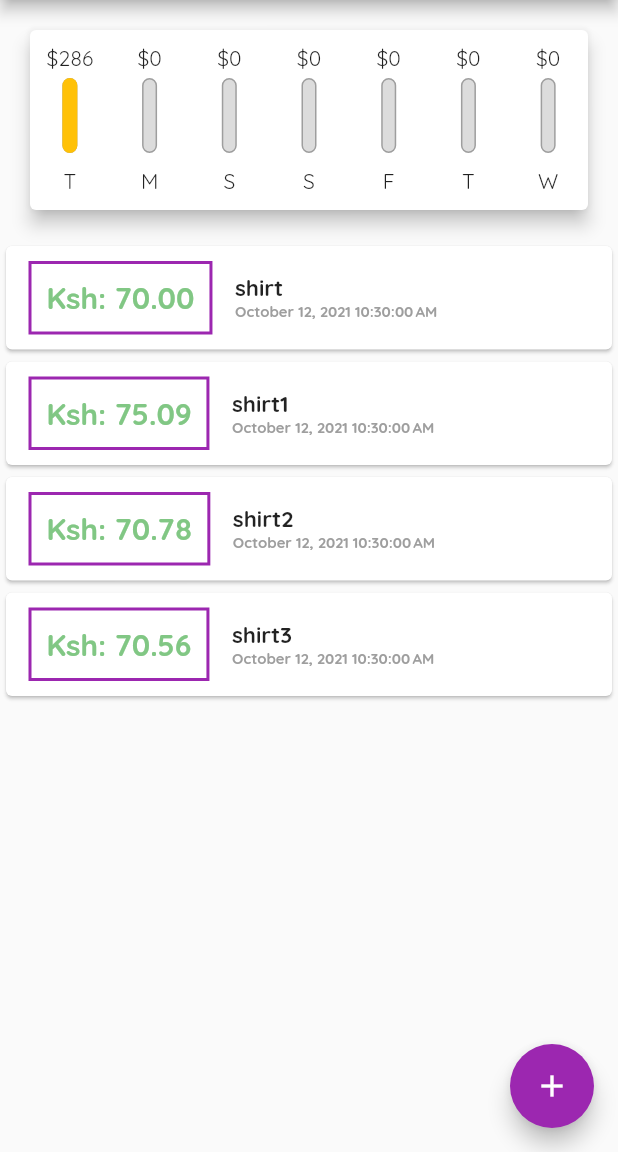
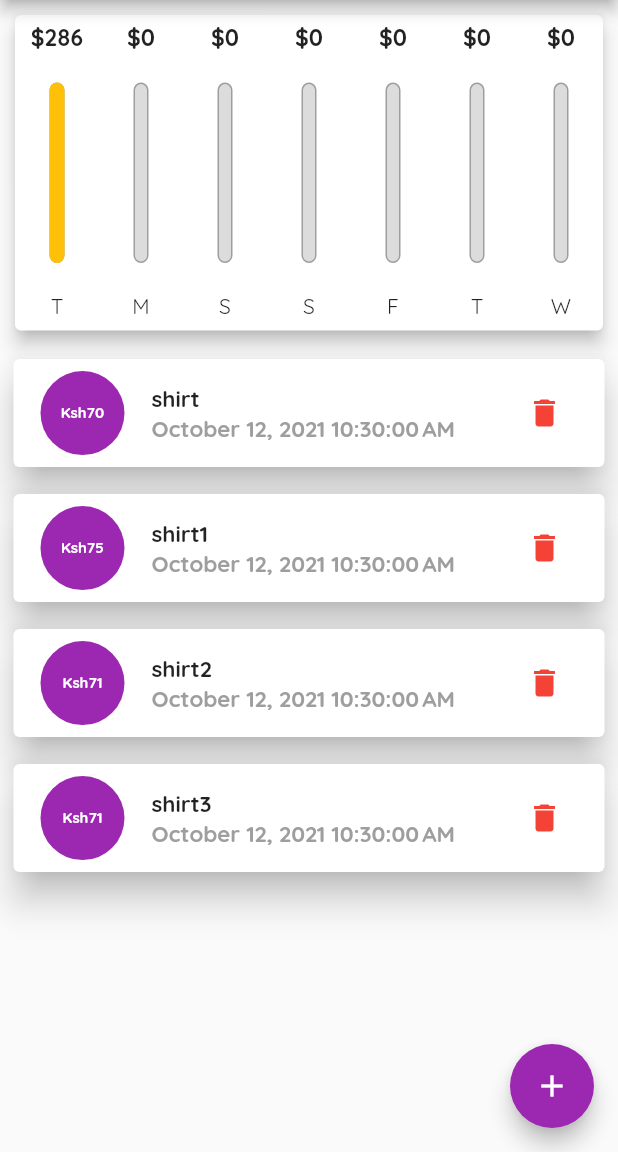
Before and after one commit to joekingsleyMukundi/personalFinaceApp, a Flutter app: the screen it shows after launch, on a phone screen of 412 x 824 dp, the part 84-1236 px from its top. Run offline on Flutter 3.47's test engine with Material 2 defaults, Android fonts, the phone set to English and light mode, and no system bars.

Commit message:
making the app adaptive

```diff
--- a/lib/main.dart
+++ b/lib/main.dart
@@ -1,6 +1,7 @@
 import 'dart:ui';
 
 import 'package:am_rich/widgets/chart.dart';
+import 'package:flutter/services.dart';
 
 import './widgets/input_transactions.dart';
 import './models/trasaction.dart';
@@ -8,6 +9,13 @@ import './widgets/transaction_list.dart';
 import 'package:flutter/material.dart';
 
 void main() {
+  WidgetsFlutterBinding.ensureInitialized();
+  SystemChrome.setPreferredOrientations(
+    [
+      DeviceOrientation.portraitUp,
+      DeviceOrientation.portraitDown,
+    ],
+  );
   runApp(MyApp());
 }
 
@@ -34,9 +42,9 @@ class _MyAppState extends State<MyApp> {
     }).toList();
   }
 
-  void _addTransaction(String title, double amount) {
+  void _addTransaction(String title, double amount, DateTime choosenDate) {
     var newTransaction = Transaction(
-        id: DateTime.now(), title: title, amount: amount, date: DateTime.now());
+        id: DateTime.now(), title: title, amount: amount, date: choosenDate);
 
     setState(
       () {
@@ -45,29 +53,38 @@ class _MyAppState extends State<MyApp> {
     );
   }
 
-  @override
-  Widget build(BuildContext context) {
+  void deleteTransaction(Id) {
+    setState(
+      () {
+        transactions.removeWhere(
+          (element) {
+            return element.id == Id;
+          },
+        );
+      },
+    );
+  }
+
   void startAddNewTransaction(BuildContext context) {
     showModalBottomSheet(
       context: context,
       builder: (context) {
-          return InputTransactions(_addTransaction);
+        return SingleChildScrollView(
+          child: Container(
+              padding: EdgeInsets.only(
+                  top: 10,
+                  left: 10,
+                  right: 10,
+                  bottom: MediaQuery.of(context).viewInsets.bottom + 10),
+              child: InputTransactions(_addTransaction)),
+        );
       },
     );
   }
 
-    return MaterialApp(
-      title: 'Personal Expenses',
-      theme: ThemeData(
-          primaryColor: Colors.amber,
-          accentColor: Colors.purple,
-          fontFamily: 'Quicksand',
-          appBarTheme: AppBarTheme(
-              textTheme: ThemeData.light()
-                  .textTheme
-                  .copyWith(title: TextStyle(fontFamily: 'OpenSans')))),
-      home: Scaffold(
-        appBar: AppBar(
+  @override
+  Widget build(BuildContext context) {
+    var appBar = AppBar(
       title: Text('Personal Expenses'),
       actions: [
         Builder(
@@ -77,19 +94,57 @@ class _MyAppState extends State<MyApp> {
                 },
                 icon: Icon(Icons.add))),
       ],
-        ),
-        body: SingleChildScrollView(
+    );
+    var bodyStructrure = SafeArea(
+      child: Builder(
+        builder: (context) => Container(
+          height: (MediaQuery.of(context).size.height -
+                  appBar.preferredSize.height -
+                  MediaQuery.of(context).padding.top) *
+              1,
           child: Column(
             // mainAxisAlignment: MainAxisAlignment.spaceAround,
             // crossAxisAlignment: CrossAxisAlignment.stretch,
-
             children: [
-              Container(
-                  width: double.infinity, child: Chart(recentTransaction)),
-              TransactionList(transactions),
+              Builder(
+                builder: (context) => Container(
+                  width: double.infinity,
+                  height: (MediaQuery.of(context).size.height -
+                          appBar.preferredSize.height -
+                          MediaQuery.of(context).padding.top) *
+                      0.3,
+                  child: Chart(recentTransaction),
+                ),
+              ),
+              Builder(
+                builder: (context) => Container(
+                  height: (MediaQuery.of(context).size.height -
+                          appBar.preferredSize.height -
+                          MediaQuery.of(context).padding.top) *
+                      0.661,
+                  child: TransactionList(transactions, deleteTransaction),
+                ),
+              ),
             ],
           ),
         ),
+      ),
+    );
+    return MaterialApp(
+      title: 'Personal Expenses',
+      theme: ThemeData(
+        primaryColor: Colors.amber,
+        accentColor: Colors.purple,
+        fontFamily: 'Quicksand',
+        appBarTheme: AppBarTheme(
+          textTheme: ThemeData.light().textTheme.copyWith(
+              title: TextStyle(fontFamily: 'OpenSans'),
+              button: TextStyle(color: Colors.white)),
+        ),
+      ),
+      home: Scaffold(
+        appBar: appBar,
+        body: bodyStructrure,
         floatingActionButton: Builder(
           builder: (context) => FloatingActionButton(
             child: Icon(Icons.add),
--- a/lib/widgets/chart.dart
+++ b/lib/widgets/chart.dart
@@ -42,7 +42,7 @@ class Chart extends StatelessWidget {
     print(groupedTransactionsValues);
     return Card(
       elevation: 5,
-      margin: EdgeInsets.all(20),
+      margin: EdgeInsets.all(10),
       child: Container(
         child: Row(
           mainAxisAlignment: MainAxisAlignment.spaceAround,
@@ -51,7 +51,7 @@ class Chart extends StatelessWidget {
               return Flexible(
                 fit: FlexFit.tight,
                 child: Container(
-                  padding: EdgeInsets.all(10),
+                  padding: EdgeInsets.all(5),
                   child: ChartBar(
                       transactiondata['day'],
                       transactiondata['amount'],
--- a/lib/widgets/chart_bar.dart
+++ b/lib/widgets/chart_bar.dart
@@ -8,14 +8,24 @@ class ChartBar extends StatelessWidget {
 
   @override
   Widget build(BuildContext context) {
+    return LayoutBuilder(
+      builder: (context, constraints) {
         return Column(
           children: [
-        FittedBox(child: Text('\$${totalDaily.toStringAsFixed(0)}')),
+            Container(
+              height: constraints.maxHeight * 0.1,
+              child: FittedBox(
+                child: Text(
+                  '\$${totalDaily.toStringAsFixed(0)}',
+                  style: TextStyle(fontWeight: FontWeight.bold, fontSize: 10),
+                ),
+              ),
+            ),
             SizedBox(
-          height: 4,
+              height: constraints.maxHeight * 0.1,
             ),
             Container(
-          height: 50,
+              height: constraints.maxHeight * 0.6,
               width: 10,
               child: Stack(
                 children: [
@@ -37,10 +47,12 @@ class ChartBar extends StatelessWidget {
               ),
             ),
             SizedBox(
-          height: 10,
+              height: constraints.maxHeight * 0.1,
             ),
-        Text(label)
+            Container(height: constraints.maxHeight * 0.1, child: Text(label))
           ],
+        );
+      },
     );
   }
 }
--- a/lib/widgets/transaction_list.dart
+++ b/lib/widgets/transaction_list.dart
@@ -5,14 +5,15 @@ import 'package:intl/intl.dart';
 class TransactionList extends StatelessWidget {
   final List<Transaction> transactions;
 
-  TransactionList(this.transactions);
+  final Function deleteTrans;
+  TransactionList(this.transactions, this.deleteTrans);
 
   @override
   Widget build(BuildContext context) {
-    return Container(
-      height: 600,
-      child: transactions.isEmpty
-          ? Column(
+    return transactions.isEmpty
+        ? LayoutBuilder(
+            builder: (context, constraints) {
+              return Column(
                 children: [
                   Text('no transactions available'),
                   SizedBox(
@@ -26,50 +27,93 @@ class TransactionList extends StatelessWidget {
                     ),
                   )
                 ],
+              );
+            },
           )
         : ListView.builder(
             itemBuilder: (context, index) {
-                return Card(
-                  child: Row(
-                    children: [
-                      Container(
-                        margin:
-                            EdgeInsets.symmetric(vertical: 10, horizontal: 15),
-                        decoration: BoxDecoration(
-                          border: Border.all(color: Colors.purple, width: 2),
-                        ),
-                        padding: EdgeInsets.all(10),
+              return Container(
+                margin: EdgeInsets.all(5),
+                child: Card(
+                  elevation: 10,
+                  child: ListTile(
+                    leading: CircleAvatar(
+                      backgroundColor: Colors.purple,
+                      radius: 30,
+                      child: FittedBox(
                         child: Text(
-                          'Ksh: ${transactions[index].amount.toStringAsFixed(2)}',
+                          'Ksh${transactions[index].amount.toStringAsFixed(0)}',
                           style: TextStyle(
                               fontWeight: FontWeight.bold,
-                              fontSize: 20,
-                              color: Colors.green[300]),
+                              fontSize: 10,
+                              color: Colors.white),
                         ),
                       ),
-                      Column(
-                        crossAxisAlignment: CrossAxisAlignment.start,
-                        children: [
-                          Text(
+                    ),
+                    title: Text(
                       transactions[index].title,
-                            style: TextStyle(
-                                fontWeight: FontWeight.bold, fontSize: 15),
+                      style:
+                          TextStyle(fontWeight: FontWeight.bold, fontSize: 15),
                     ),
-                          Text(
+                    subtitle: Text(
                       DateFormat().format(transactions[index].date),
                       style: TextStyle(
                           fontWeight: FontWeight.bold,
-                                fontSize: 10,
+                          fontSize: 15,
                           color: Colors.grey),
-                          )
-                        ],
-                      )
-                    ],
+                    ),
+                    trailing: IconButton(
+                      icon: Icon(
+                        Icons.delete,
+                        color: Colors.red,
+                      ),
+                      onPressed: () {
+                        deleteTrans(transactions[index].id);
+                      },
+                    ),
+                  ),
                 ),
               );
+              // Card(
+              //   child: Row(
+              //     children: [
+              //       Container(
+              //         margin:
+              //             EdgeInsets.symmetric(vertical: 10, horizontal: 15),
+              //         decoration: BoxDecoration(
+              //           border: Border.all(color: Colors.purple, width: 2),
+              //         ),
+              //         padding: EdgeInsets.all(10),
+              //         child: Text(
+              //           'Ksh: ${transactions[index].amount.toStringAsFixed(2)}',
+              //           style: TextStyle(
+              //               fontWeight: FontWeight.bold,
+              //               fontSize: 20,
+              //               color: Colors.green[300]),
+              //         ),
+              //       ),
+              //       Column(
+              //         crossAxisAlignment: CrossAxisAlignment.start,
+              //         children: [
+              //           Text(
+              //             transactions[index].title,
+              //             style: TextStyle(
+              //                 fontWeight: FontWeight.bold, fontSize: 15),
+              //           ),
+              //           Text(
+              //             DateFormat().format(transactions[index].date),
+              //             style: TextStyle(
+              //                 fontWeight: FontWeight.bold,
+              //                 fontSize: 10,
+              //                 color: Colors.grey),
+              //           )
+              //         ],
+              //       )
+              //     ],
+              //   ),
+              // );
             },
             itemCount: transactions.length,
-            ),
           );
   }
 }
```
Also changed, not shown: lib/widgets/input_transactions.dart (+51 -5 lines), lib/widgets/user_transactions.dart (deleted, +0 -18 lines). Lines whose indentation alone changed are shown as unchanged.
